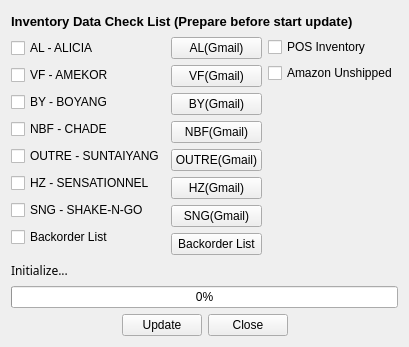
Old version of the form inventoryUpdate.ui in the repository Lakain/Inventory_Order_update.
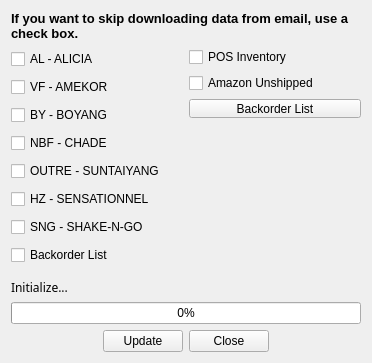
New version of the form.

```diff
--- a/inventoryUpdate.ui
+++ b/inventoryUpdate.ui
@@ -6,8 +6,8 @@
    <rect>
     <x>0</x>
     <y>0</y>
-    <width>409</width>
-    <height>347</height>
+    <width>372</width>
+    <height>363</height>
    </rect>
   </property>
   <property name="windowTitle">
@@ -136,73 +136,7 @@
         </widget>
        </item>
        <item>
-        <widget class="QCheckBox" name="checkBox">
-         <property name="text">
-          <string>Backorder List</string>
-         </property>
-        </widget>
-       </item>
-      </layout>
-     </item>
-     <item>
-      <layout class="QVBoxLayout" name="verticalLayout_3">
-       <property name="sizeConstraint">
-        <enum>QLayout::SetDefaultConstraint</enum>
-       </property>
-       <item>
-        <widget class="QPushButton" name="pushButton_AL">
-         <property name="enabled">
-          <bool>true</bool>
-         </property>
-         <property name="text">
-          <string>AL(Gmail)</string>
-         </property>
-        </widget>
-       </item>
-       <item>
-        <widget class="QPushButton" name="pushButton_VF">
-         <property name="text">
-          <string>VF(Gmail)</string>
-         </property>
-        </widget>
-       </item>
-       <item>
-        <widget class="QPushButton" name="pushButton_BY">
-         <property name="text">
-          <string>BY(Gmail)</string>
-         </property>
-        </widget>
-       </item>
-       <item>
-        <widget class="QPushButton" name="pushButton_NBF">
-         <property name="text">
-          <string>NBF(Gmail)</string>
-         </property>
-        </widget>
-       </item>
-       <item>
-        <widget class="QPushButton" name="pushButton_OUTRE">
-         <property name="text">
-          <string>OUTRE(Gmail)</string>
-         </property>
-        </widget>
-       </item>
-       <item>
-        <widget class="QPushButton" name="pushButton_HZ">
-         <property name="text">
-          <string>HZ(Gmail)</string>
-         </property>
-        </widget>
-       </item>
-       <item>
-        <widget class="QPushButton" name="pushButton_SNG">
-         <property name="text">
-          <string>SNG(Gmail)</string>
-         </property>
-        </widget>
-       </item>
-       <item>
-        <widget class="QPushButton" name="pushButton_bord">
+        <widget class="QCheckBox" name="checkBox_bord">
          <property name="text">
           <string>Backorder List</string>
          </property>
@@ -213,7 +147,7 @@
      <item>
       <layout class="QVBoxLayout" name="verticalLayout_4">
        <property name="bottomMargin">
-        <number>172</number>
+        <number>155</number>
        </property>
        <item>
         <widget class="QCheckBox" name="checkBox_11">
@@ -229,6 +163,13 @@
          </property>
         </widget>
        </item>
+       <item>
+        <widget class="QPushButton" name="pushButton_bord">
+         <property name="text">
+          <string>Backorder List</string>
+         </property>
+        </widget>
+       </item>
       </layout>
      </item>
     </layout>
@@ -252,7 +193,13 @@
       </font>
      </property>
      <property name="text">
-      <string>Inventory Data Check List (Prepare before start update)</string>
+      <string>If you want to skip downloading data from email, use a check box.</string>
+     </property>
+     <property name="scaledContents">
+      <bool>false</bool>
+     </property>
+     <property name="wordWrap">
+      <bool>true</bool>
      </property>
     </widget>
    </item>
```
Left out of the diff: 18 changed lines with no effect on the pictures.
